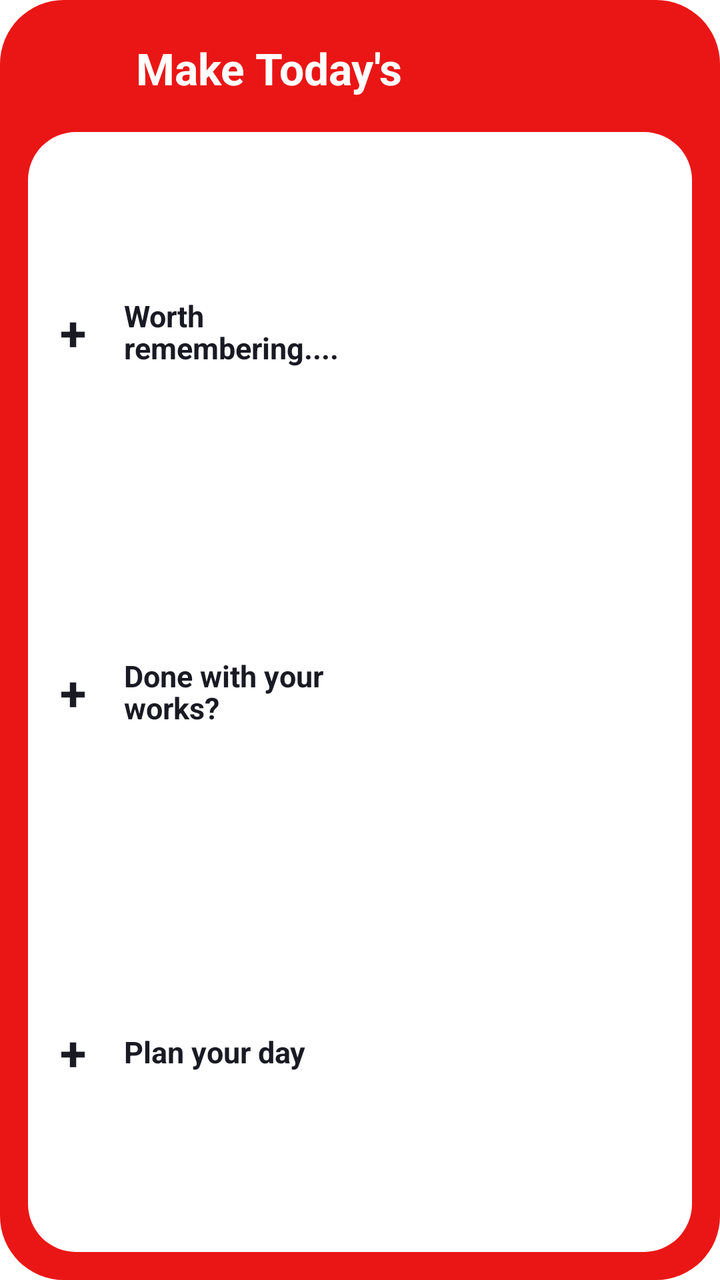
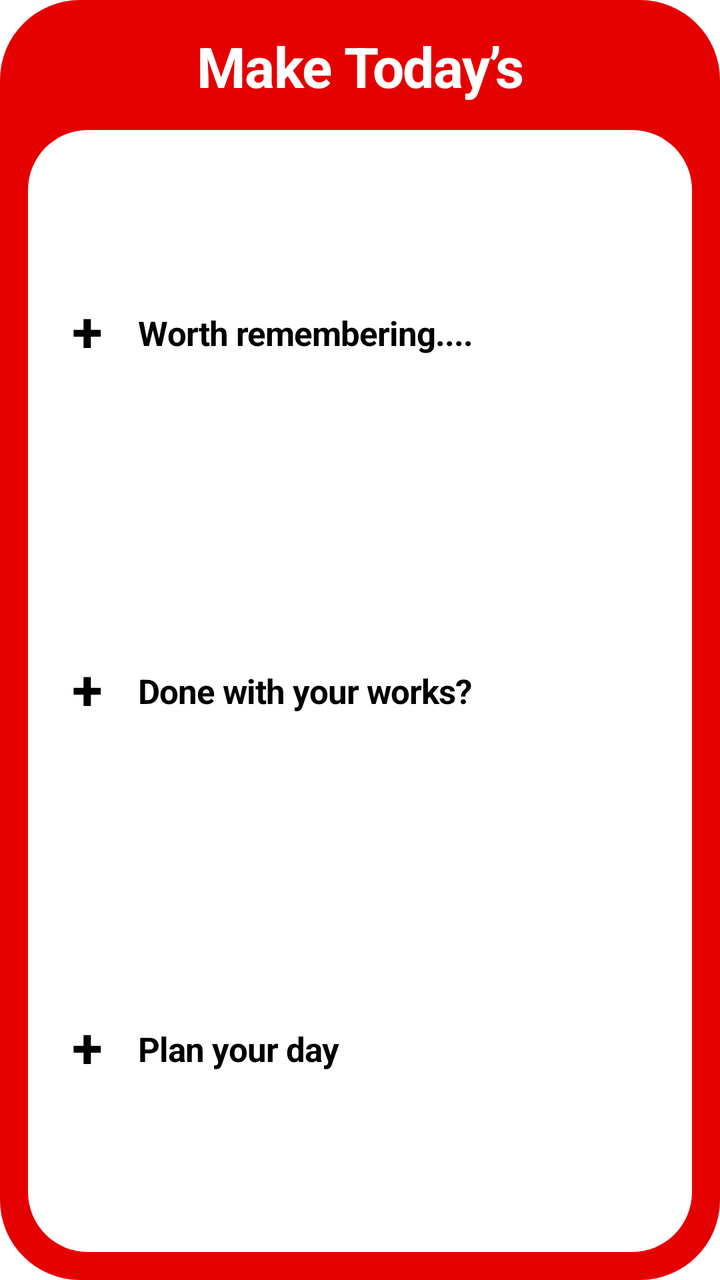

Compare the two renders of this Android layout. The source of the first and the diff that turns it into the second are given below.
<!-- AndroidManifest.xml: fallback theme Theme.MaterialComponents.DayNight.NoActionBar -->
<!-- res/layout/widget_quick_actions.xml -->
<?xml version="1.0" encoding="utf-8"?>
<LinearLayout xmlns:android="http://schemas.android.com/apk/res/android"
    android:id="@+id/widget_root"
    android:layout_width="match_parent"
    android:layout_height="match_parent"
    android:orientation="vertical"
    android:background="@drawable/widget_bg"
    android:paddingStart="14dp"
    android:paddingEnd="14dp"
    android:paddingTop="14dp"
    android:paddingBottom="14dp">

    
    <LinearLayout
        android:id="@+id/widget_header"
        android:layout_width="match_parent"
        android:layout_height="wrap_content"
        android:orientation="horizontal"
        android:gravity="center_vertical"
        android:paddingStart="4dp"
        android:paddingEnd="4dp"
        android:paddingBottom="12dp">

        
        <ImageView
            android:id="@+id/widget_mascot_icon"
            android:layout_width="40dp"
            android:layout_height="40dp"
            android:contentDescription="@string/app_name" />

        <TextView
            android:layout_width="0dp"
            android:layout_height="wrap_content"
            android:layout_weight="1"
            android:layout_marginStart="10dp"
            android:text="Make Today's"
            android:textColor="#FFFFFF"
            android:textSize="22sp"
            android:textStyle="bold"
            android:maxLines="1"
            android:ellipsize="end" />
    </LinearLayout>

    
    <LinearLayout
        android:layout_width="match_parent"
        android:layout_height="0dp"
        android:layout_weight="1"
        android:orientation="vertical"
        android:background="@drawable/widget_card_bg"
        android:paddingStart="16dp"
        android:paddingEnd="16dp"
        android:paddingTop="10dp"
        android:paddingBottom="10dp">

        
        <LinearLayout
            android:id="@+id/btn_worth_remembering"
            android:layout_width="match_parent"
            android:layout_height="0dp"
            android:layout_weight="1"
            android:orientation="horizontal"
            android:gravity="center_vertical"
            android:clickable="true">

            <TextView
                android:layout_width="24dp"
                android:layout_height="wrap_content"
                android:text="+"
                android:textColor="#191A23"
                android:textSize="24sp"
                android:textStyle="bold" />

            <TextView
                android:layout_width="0dp"
                android:layout_height="wrap_content"
                android:layout_weight="1"
                android:layout_marginStart="8dp"
                android:text="Worth\nremembering...."
                android:textColor="#191A23"
                android:textSize="15sp"
                android:textStyle="bold"
                android:lineSpacingExtra="-2dp"
                android:maxLines="2"
                android:ellipsize="end" />
        </LinearLayout>

        
        <LinearLayout
            android:id="@+id/btn_done_works"
            android:layout_width="match_parent"
            android:layout_height="0dp"
            android:layout_weight="1"
            android:orientation="horizontal"
            android:gravity="center_vertical"
            android:clickable="true">

            <TextView
                android:layout_width="24dp"
                android:layout_height="wrap_content"
                android:text="+"
                android:textColor="#191A23"
                android:textSize="24sp"
                android:textStyle="bold" />

            <TextView
                android:layout_width="0dp"
                android:layout_height="wrap_content"
                android:layout_weight="1"
                android:layout_marginStart="8dp"
                android:text="Done with your\nworks?"
                android:textColor="#191A23"
                android:textSize="15sp"
                android:textStyle="bold"
                android:lineSpacingExtra="-2dp"
                android:maxLines="2"
                android:ellipsize="end" />
        </LinearLayout>

        
        <LinearLayout
            android:id="@+id/btn_plan_day"
            android:layout_width="match_parent"
            android:layout_height="0dp"
            android:layout_weight="1"
            android:orientation="horizontal"
            android:gravity="center_vertical"
            android:clickable="true">

            <TextView
                android:layout_width="24dp"
                android:layout_height="wrap_content"
                android:text="+"
                android:textColor="#191A23"
                android:textSize="24sp"
                android:textStyle="bold" />

            <TextView
                android:layout_width="0dp"
                android:layout_height="wrap_content"
                android:layout_weight="1"
                android:layout_marginStart="8dp"
                android:text="Plan your day"
                android:textColor="#191A23"
                android:textSize="15sp"
                android:textStyle="bold"
                android:maxLines="1"
                android:ellipsize="end" />
        </LinearLayout>

    </LinearLayout>

</LinearLayout>
<!-- resources referenced by this layout -->
<resources>
  <!-- drawable widget_bg (drawable) -->
  <?xml version="1.0" encoding="utf-8"?>
  <shape xmlns:android="http://schemas.android.com/apk/res/android"
      android:shape="rectangle">
      <solid android:color="#EA1616" />
      <corners android:radius="32dp" />
  </shape>
  <!-- drawable widget_card_bg (drawable) -->
  <?xml version="1.0" encoding="utf-8"?>
  <shape xmlns:android="http://schemas.android.com/apk/res/android"
      android:shape="rectangle">
      <solid android:color="#FFFFFF" />
      <corners android:radius="24dp" />
  </shape>
  <string name="app_name">Tack</string>
</resources>

<!-- the commit's change to res/layout/widget_quick_actions.xml (unified diff, before → after) -->
@@ -7,7 +7,7 @@
     android:background="@drawable/widget_bg"
     android:paddingStart="14dp"
     android:paddingEnd="14dp"
-    android:paddingTop="14dp"
+    android:paddingTop="18dp"
     android:paddingBottom="14dp">
 
     
@@ -16,29 +16,20 @@
         android:layout_width="match_parent"
         android:layout_height="wrap_content"
         android:orientation="horizontal"
-        android:gravity="center_vertical"
-        android:paddingStart="4dp"
-        android:paddingEnd="4dp"
-        android:paddingBottom="12dp">
-
-        
-        <ImageView
-            android:id="@+id/widget_mascot_icon"
-            android:layout_width="40dp"
-            android:layout_height="40dp"
-            android:contentDescription="@string/app_name" />
+        android:gravity="center"
+        android:paddingBottom="14dp">
 
         <TextView
-            android:layout_width="0dp"
+            android:layout_width="wrap_content"
             android:layout_height="wrap_content"
-            android:layout_weight="1"
-            android:layout_marginStart="10dp"
-            android:text="Make Today's"
+            android:gravity="center"
+            android:text="Make Today’s"
             android:textColor="#FFFFFF"
-            android:textSize="22sp"
+            android:textSize="28sp"
             android:textStyle="bold"
-            android:maxLines="1"
-            android:ellipsize="end" />
+            android:includeFontPadding="false"
+            android:letterSpacing="-0.02"
+            android:maxLines="1" />
     </LinearLayout>
 
     
@@ -48,10 +39,10 @@
         android:layout_weight="1"
         android:orientation="vertical"
         android:background="@drawable/widget_card_bg"
-        android:paddingStart="16dp"
-        android:paddingEnd="16dp"
-        android:paddingTop="10dp"
-        android:paddingBottom="10dp">
+        android:paddingStart="22dp"
+        android:paddingEnd="20dp"
+        android:paddingTop="12dp"
+        android:paddingBottom="12dp">
 
         
         <LinearLayout
@@ -64,24 +55,26 @@
             android:clickable="true">
 
             <TextView
-                android:layout_width="24dp"
+                android:layout_width="wrap_content"
                 android:layout_height="wrap_content"
                 android:text="+"
-                android:textColor="#191A23"
-                android:textSize="24sp"
-                android:textStyle="bold" />
+                android:textColor="#000000"
+                android:textSize="28sp"
+                android:textStyle="bold"
+                android:includeFontPadding="false" />
 
             <TextView
                 android:layout_width="0dp"
                 android:layout_height="wrap_content"
                 android:layout_weight="1"
-                android:layout_marginStart="8dp"
-                android:text="Worth\nremembering...."
-                android:textColor="#191A23"
-                android:textSize="15sp"
+                android:layout_marginStart="18dp"
+                android:text="Worth remembering...."
+                android:textColor="#000000"
+                android:textSize="17sp"
                 android:textStyle="bold"
-                android:lineSpacingExtra="-2dp"
-                android:maxLines="2"
+                android:letterSpacing="-0.02"
+                android:singleLine="true"
+                android:maxLines="1"
                 android:ellipsize="end" />
         </LinearLayout>
 
@@ -96,24 +89,26 @@
             android:clickable="true">
 
             <TextView
-                android:layout_width="24dp"
+                android:layout_width="wrap_content"
                 android:layout_height="wrap_content"
                 android:text="+"
-                android:textColor="#191A23"
-                android:textSize="24sp"
-                android:textStyle="bold" />
+                android:textColor="#000000"
+                android:textSize="28sp"
+                android:textStyle="bold"
+                android:includeFontPadding="false" />
 
             <TextView
                 android:layout_width="0dp"
                 android:layout_height="wrap_content"
                 android:layout_weight="1"
-                android:layout_marginStart="8dp"
-                android:text="Done with your\nworks?"
-                android:textColor="#191A23"
-                android:textSize="15sp"
+                android:layout_marginStart="18dp"
+                android:text="Done with your works?"
+                android:textColor="#000000"
+                android:textSize="17sp"
                 android:textStyle="bold"
-                android:lineSpacingExtra="-2dp"
-                android:maxLines="2"
+                android:letterSpacing="-0.02"
+                android:singleLine="true"
+                android:maxLines="1"
                 android:ellipsize="end" />
         </LinearLayout>
 
@@ -128,22 +123,25 @@
             android:clickable="true">
 
             <TextView
-                android:layout_width="24dp"
+                android:layout_width="wrap_content"
                 android:layout_height="wrap_content"
                 android:text="+"
-                android:textColor="#191A23"
-                android:textSize="24sp"
-                android:textStyle="bold" />
+                android:textColor="#000000"
+                android:textSize="28sp"
+                android:textStyle="bold"
+                android:includeFontPadding="false" />
 
             <TextView
                 android:layout_width="0dp"
                 android:layout_height="wrap_content"
                 android:layout_weight="1"
-                android:layout_marginStart="8dp"
+                android:layout_marginStart="18dp"
                 android:text="Plan your day"
-                android:textColor="#191A23"
-                android:textSize="15sp"
+                android:textColor="#000000"
+                android:textSize="17sp"
                 android:textStyle="bold"
+                android:letterSpacing="-0.02"
+                android:singleLine="true"
                 android:maxLines="1"
                 android:ellipsize="end" />
         </LinearLayout>
<!-- resource entries referenced after the edit -->
@@ -4,16 +4,15 @@
   <?xml version="1.0" encoding="utf-8"?>
   <shape xmlns:android="http://schemas.android.com/apk/res/android"
       android:shape="rectangle">
-      <solid android:color="#EA1616" />
-      <corners android:radius="32dp" />
+      <solid android:color="#E50000" />
+      <corners android:radius="40dp" />
   </shape>
   <!-- drawable widget_card_bg (drawable) -->
   <?xml version="1.0" encoding="utf-8"?>
   <shape xmlns:android="http://schemas.android.com/apk/res/android"
       android:shape="rectangle">
       <solid android:color="#FFFFFF" />
-      <corners android:radius="24dp" />
+      <corners android:radius="30dp" />
   </shape>
-  <string name="app_name">Tack</string>
 </resources>
 
